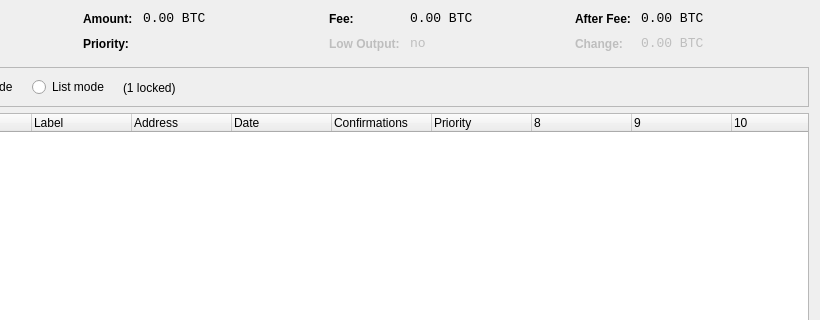
Cannacoin-Project/Cannacoin, file src/qt/forms/coincontroldialog.ui: the form before one commit; both pictures show x 180 to 1000 and y 0 to 320 of the 1000 by 500 pixel window.
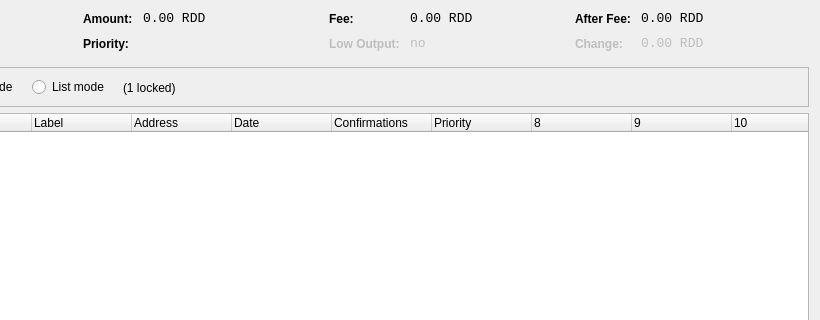
The form after the commit. Custom widgets are drawn as their Qt base class.

```diff
--- a/src/qt/forms/coincontroldialog.ui
+++ b/src/qt/forms/coincontroldialog.ui
@@ -141,7 +141,7 @@
           <enum>Qt::ActionsContextMenu</enum>
          </property>
          <property name="text">
-          <string notr="true">0.00 BTC</string>
+          <string notr="true">0.00 RDD</string>
          </property>
          <property name="textInteractionFlags">
           <set>Qt::LinksAccessibleByMouse|Qt::TextSelectableByKeyboard|Qt::TextSelectableByMouse</set>
@@ -221,7 +221,7 @@
           <enum>Qt::ActionsContextMenu</enum>
          </property>
          <property name="text">
-          <string notr="true">0.00 BTC</string>
+          <string notr="true">0.00 RDD</string>
          </property>
          <property name="textInteractionFlags">
           <set>Qt::LinksAccessibleByMouse|Qt::TextSelectableByKeyboard|Qt::TextSelectableByMouse</set>
@@ -307,7 +307,7 @@
           <enum>Qt::ActionsContextMenu</enum>
          </property>
          <property name="text">
-          <string notr="true">0.00 BTC</string>
+          <string notr="true">0.00 RDD</string>
          </property>
          <property name="textInteractionFlags">
           <set>Qt::LinksAccessibleByMouse|Qt::TextSelectableByKeyboard|Qt::TextSelectableByMouse</set>
@@ -345,7 +345,7 @@
           <enum>Qt::ActionsContextMenu</enum>
          </property>
          <property name="text">
-          <string notr="true">0.00 BTC</string>
+          <string notr="true">0.00 RDD</string>
          </property>
          <property name="textInteractionFlags">
           <set>Qt::LinksAccessibleByMouse|Qt::TextSelectableByKeyboard|Qt::TextSelectableByMouse</set>
```
